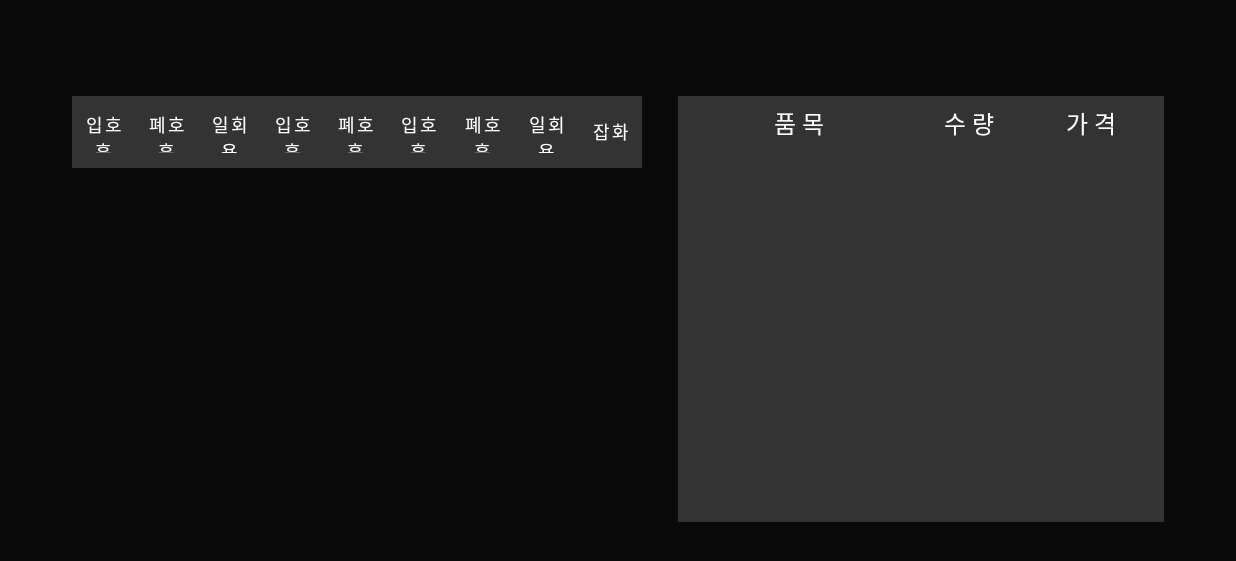
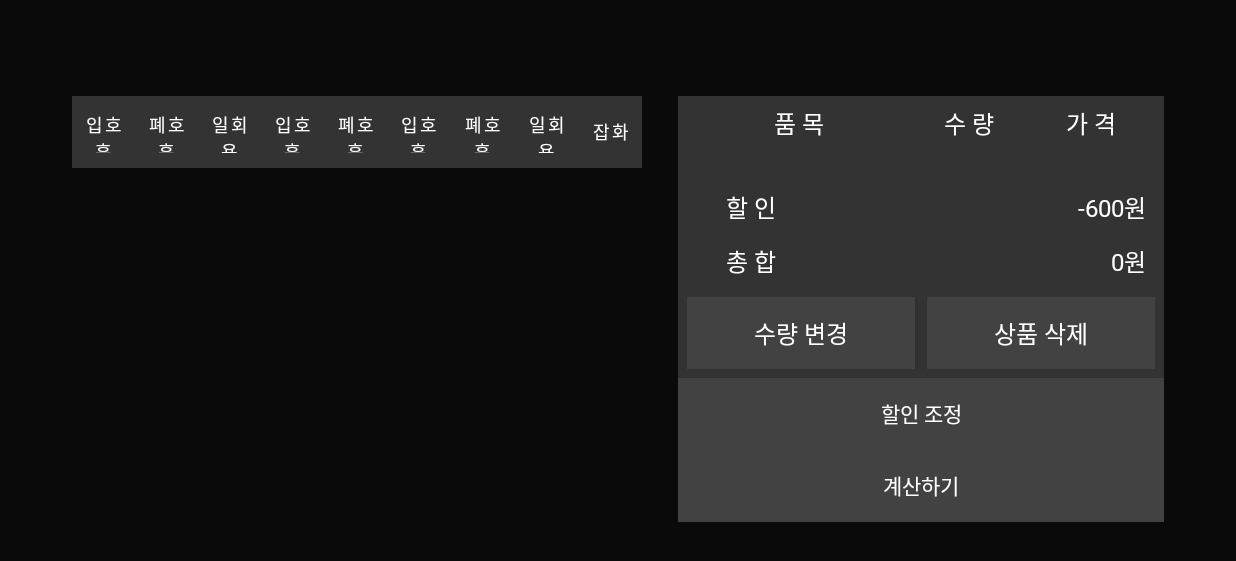
Before and after one commit to Daryu-Kim/SimplePay_Store, an Android app: the PosActivity screen opened directly, with no data from a screen before it, on a phone screen of 824 x 412 dp (held sideways). Shown: the top 561 px of the screen. Run offline under Robolectric (Android 15) with nearby library versions, the phone set to English and light mode, and no system bars; our stand-ins replace Firebase (no records; nobody signed in at launch, a user with empty details on screens opened directly).

Commit message:
2022-12-12 16:50 Design Update

```diff
--- a/app/src/main/res/layout/activity_pos.xml
+++ b/app/src/main/res/layout/activity_pos.xml
@@ -220,10 +220,11 @@
     <ScrollView
         android:id="@+id/pos_basket_layout"
         android:layout_width="324dp"
-        android:layout_height="420dp"
+        android:layout_height="0dp"
         android:background="@color/semi_background"
         app:layout_constraintRight_toRightOf="parent"
-        app:layout_constraintTop_toBottomOf="@id/pos_basket_title">
+        app:layout_constraintTop_toBottomOf="@id/pos_basket_title"
+        app:layout_constraintBottom_toTopOf="@id/pos_basket_discount_layout">
 
         <androidx.recyclerview.widget.RecyclerView
             android:id="@+id/pos_basket_rv"
@@ -243,7 +244,7 @@
         android:orientation="horizontal"
         android:paddingVertical="6dp"
         app:layout_constraintRight_toRightOf="parent"
-        app:layout_constraintTop_toBottomOf="@id/pos_basket_layout">
+        app:layout_constraintBottom_toTopOf="@id/pos_basket_total_layout">
 
         <TextView
             android:layout_width="97.2dp"
@@ -274,7 +275,7 @@
         android:orientation="horizontal"
         android:paddingVertical="6dp"
         app:layout_constraintRight_toRightOf="parent"
-        app:layout_constraintTop_toBottomOf="@id/pos_basket_discount_layout">
+        app:layout_constraintBottom_toTopOf="@id/pos_basket_edit_layout">
 
         <TextView
             android:layout_width="97.2dp"
@@ -298,4 +299,60 @@
 
     </LinearLayout>
 
+    <LinearLayout
+        android:layout_width="324dp"
+        android:layout_height="wrap_content"
+        android:background="@color/semi_background"
+        android:orientation="horizontal"
+        android:paddingVertical="6dp"
+        android:paddingHorizontal="6dp"
+        android:id="@+id/pos_basket_edit_layout"
+        app:layout_constraintRight_toRightOf="parent"
+        app:layout_constraintBottom_toTopOf="@id/pos_basket_discount_btn">
+
+        <androidx.appcompat.widget.AppCompatButton
+            android:id="@+id/pos_basket_edit_replace"
+            android:layout_width="0dp"
+            android:layout_height="wrap_content"
+            android:fontFamily="@font/bold"
+            android:text="수량 변경"
+            android:layout_marginRight="8dp"
+            android:background="@color/cardview_dark_background"
+            android:textSize="16dp"
+            android:layout_weight="1"
+            android:gravity="center"/>
+
+        <androidx.appcompat.widget.AppCompatButton
+            android:id="@+id/pos_basket_edit_remove"
+            android:layout_width="0dp"
+            android:layout_height="wrap_content"
+            android:fontFamily="@font/bold"
+            android:text="상품 삭제"
+            android:background="@color/cardview_dark_background"
+            android:textSize="16dp"
+            android:layout_weight="1"
+            android:gravity="center"/>
+
+    </LinearLayout>
+
+    <androidx.appcompat.widget.AppCompatButton
+        android:layout_width="324dp"
+        android:layout_height="wrap_content"
+        android:fontFamily="@font/bold"
+        android:text="할인 조정"
+        app:layout_constraintRight_toRightOf="parent"
+        app:layout_constraintBottom_toTopOf="@id/pos_basket_pay_btn"
+        android:background="@color/cardview_dark_background"
+        android:id="@+id/pos_basket_discount_btn"/>
+
+    <androidx.appcompat.widget.AppCompatButton
+        android:layout_width="324dp"
+        android:layout_height="wrap_content"
+        android:fontFamily="@font/bold"
+        android:text="계산하기"
+        app:layout_constraintRight_toRightOf="parent"
+        app:layout_constraintBottom_toBottomOf="parent"
+        android:background="@color/cardview_dark_background"
+        android:id="@+id/pos_basket_pay_btn"/>
+
 </androidx.constraintlayout.widget.ConstraintLayout>
```
